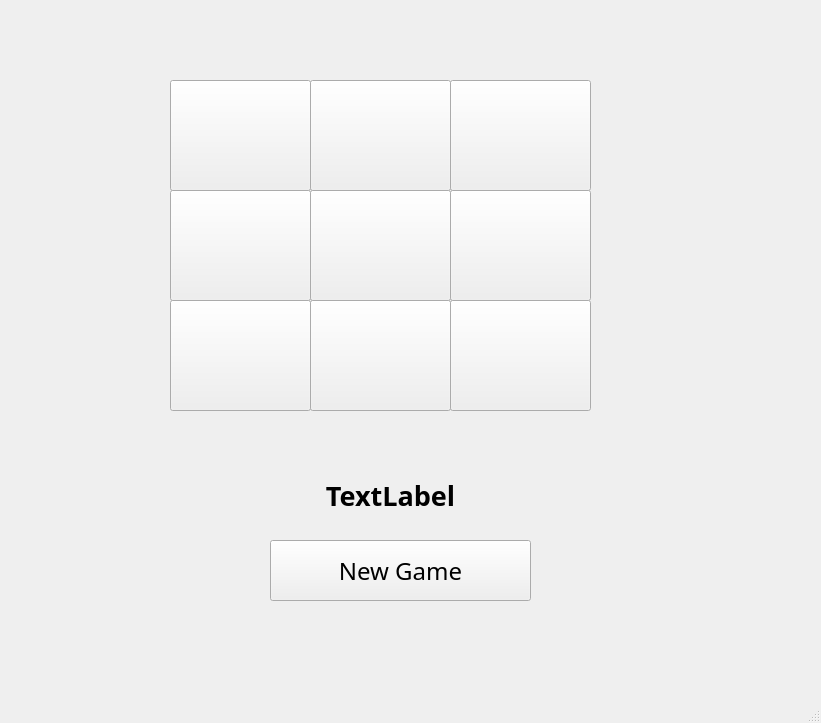
sy5962556/Hacktoberfest24-TicTacToe-GUI-Python-Basics, file Tic_Tac_Toe_UI.ui: the form before one commit.
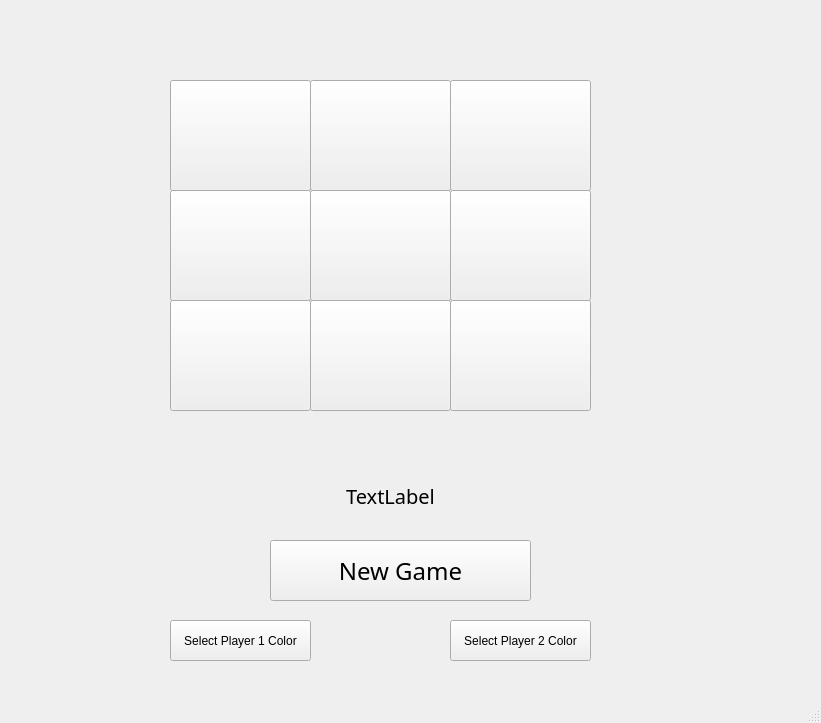
The form after the commit.

Commit message: updated the choose color feature

```diff
--- a/Tic_Tac_Toe_UI.ui
+++ b/Tic_Tac_Toe_UI.ui
@@ -215,8 +215,8 @@
     <property name="font">
      <font>
       <family>Agency FB</family>
-      <pointsize>20</pointsize>
-      <weight>75</weight>
+      <pointsize>15</pointsize>
+      <weight>60</weight>
       <bold>true</bold>
      </font>
     </property>
@@ -248,6 +248,38 @@
      <string>New Game</string>
     </property>
    </widget>
+   <!-- New Buttons for Color Selection for both players-->
+   <widget class="QPushButton" name="player1_color_button">
+    <property name="geometry">
+     <rect>
+      <x>170</x>
+      <y>620</y>
+      <width>141</width>
+      <height>41</height>
+     </rect>
+    </property>
+    <property name="text">
+     <string>Select Player 1 Color</string>
+    </property>
+    <property name="font">
+     <font>
+      <weight>50</weight>
+     </font>
+     </property>
+   </widget>
+   <widget class="QPushButton" name="player2_color_button">
+    <property name="geometry">
+     <rect>
+      <x>450</x>
+      <y>620</y>
+      <width>141</width>
+      <height>41</height>
+     </rect>
+    </property>
+    <property name="text">
+     <string>Select Player 2 Color</string>
+    </property>
+   </widget>
   </widget>
   <widget class="QMenuBar" name="menubar">
    <property name="geometry">
```
The commit also changes 1 other file.
